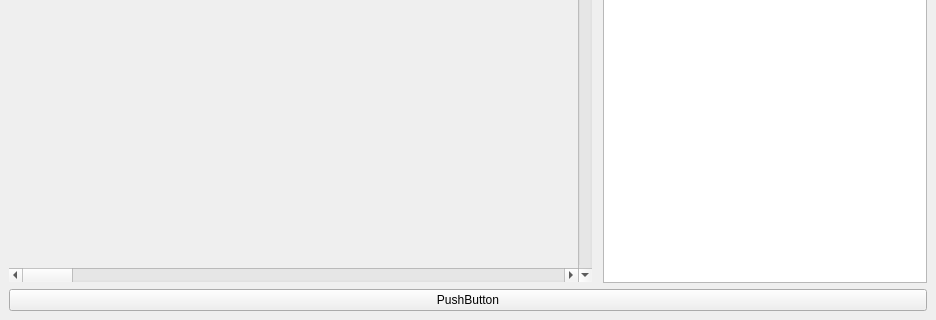
First picture: the form in src/vi/ui/MainWindow.ui, repository eve-spyglass/spyglass, before the edit; both pictures show x 0 to 936 and y 375 to 695 of the 936 by 695 pixel window.
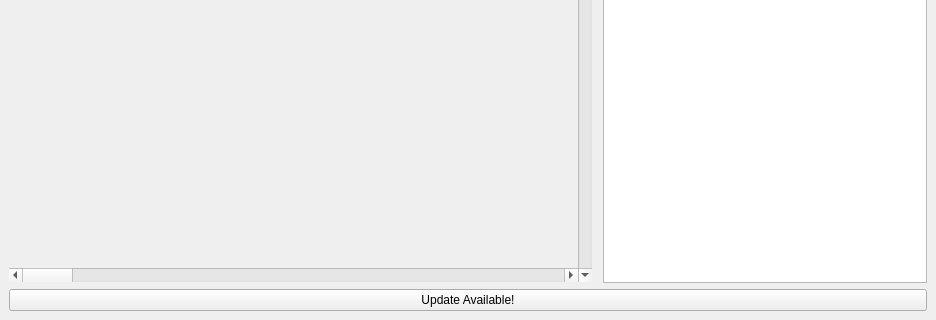
Second picture: the form after the edit. Icons and pictures are not drawn. Custom widgets are drawn as their Qt base class.

What changed in the file:
```diff
--- a/src/vi/ui/MainWindow.ui
+++ b/src/vi/ui/MainWindow.ui
@@ -395,7 +395,7 @@
     <item row="1" column="0">
      <widget class="QPushButton" name="updateAvail">
       <property name="text">
-       <string>PushButton</string>
+       <string>Update Available!</string>
       </property>
      </widget>
     </item>
```
Left out of the diff: 6 changed lines with no effect on the pictures.
